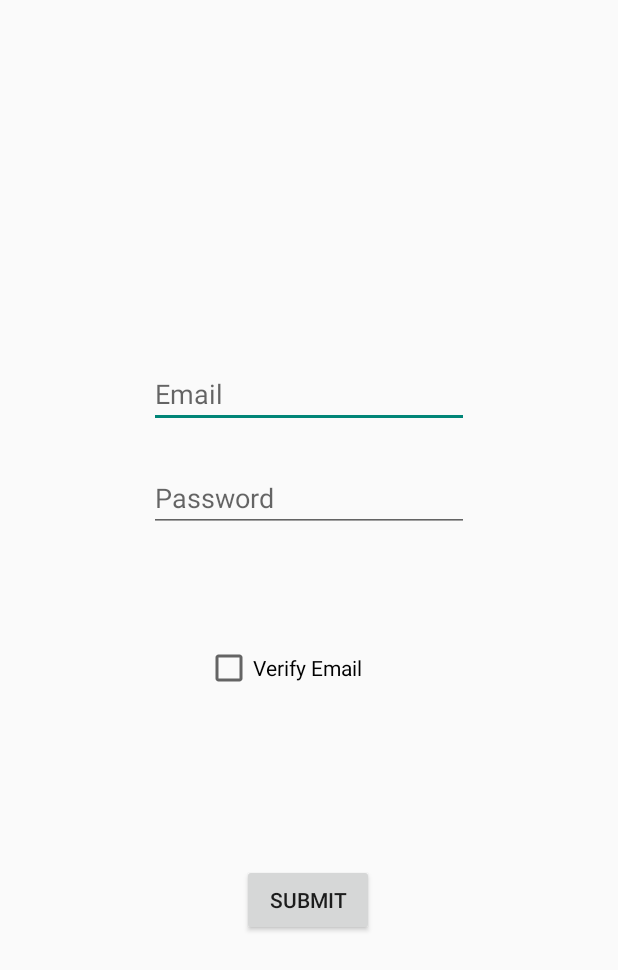
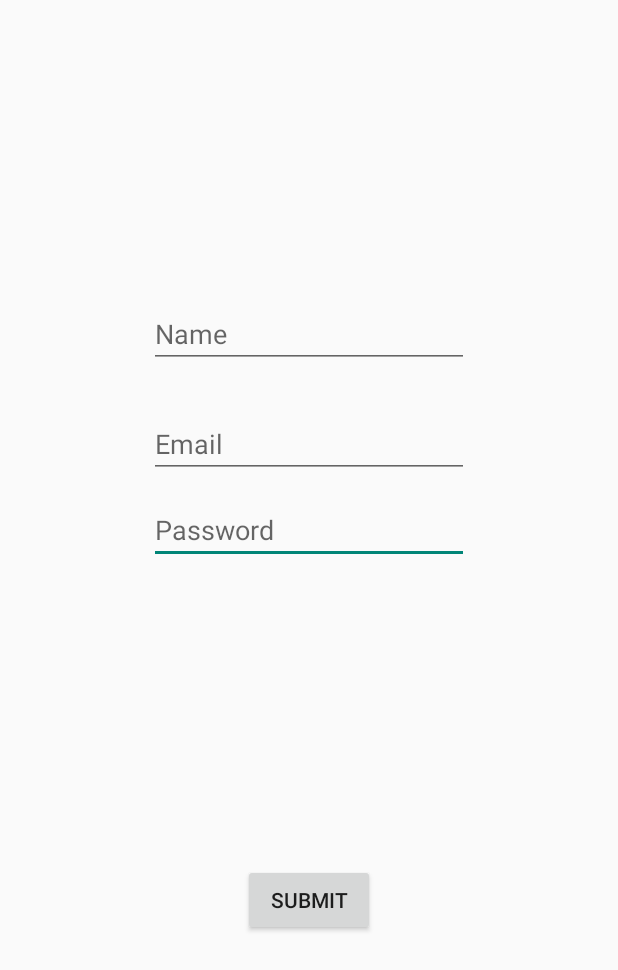
Before and after one commit to ajinkya48765/Book-It, an Android app: the signup_auth screen opened directly, with no data from a screen before it, on a phone screen of 412 x 824 dp. Shown: the top 970 px of the screen. Run offline under Robolectric (Android 15) with nearby library versions, the phone set to English and light mode, and no system bars; our stand-ins replace Firebase (no records; nobody signed in at launch, a user with empty details on screens opened directly).

Commit message:
Forwarded to gayatri

```diff
--- a/app/build.gradle
+++ b/app/build.gradle
@@ -28,6 +28,8 @@ dependencies {
     implementation 'androidx.annotation:annotation:1.1.0'
     implementation 'androidx.constraintlayout:constraintlayout:1.1.3'
     implementation 'androidx.lifecycle:lifecycle-extensions:2.1.0'
+    implementation 'com.google.firebase:firebase-database:19.2.0'
+
     implementation 'com.google.firebase:firebase-database:16.0.4'
     testImplementation 'junit:junit:4.12'
     androidTestImplementation 'androidx.test.ext:junit:1.1.1'
--- a/app/src/main/AndroidManifest.xml
+++ b/app/src/main/AndroidManifest.xml
@@ -18,9 +18,6 @@
         <activity
             android:name=".signup_auth"
             android:theme="@style/Theme.AppCompat.Light.NoActionBar" />
-        <activity
-            android:name=".sign_up"
-            android:theme="@style/Theme.AppCompat.Light.NoActionBar" />
         <activity android:name=".sell_purchase" />
         <activity android:name=".MainActivity" />
         <activity
--- a/app/src/main/java/com/example/books/signup_auth.java
+++ b/app/src/main/java/com/example/books/signup_auth.java
@@ -4,6 +4,7 @@ import androidx.annotation.NonNull;
 import androidx.appcompat.app.AppCompatActivity;
 
 import android.app.ProgressDialog;
+import android.content.Intent;
 import android.os.Bundle;
 import android.util.Patterns;
 import android.view.View;
@@ -35,16 +36,13 @@ public class signup_auth extends AppCompatActivity {
         email=findViewById(R.id.auth_email);
         pass=findViewById(R.id.auth_pass);
         submit=findViewById(R.id.auth_submit);
-        verify=findViewById(R.id.verify);
+        //verify=findViewById(R.id.verify);
         progressDialog=new ProgressDialog(this);
         firebaseAuth=FirebaseAuth.getInstance();
         user=firebaseAuth.getCurrentUser();
     }
 
     public void submit(View view) {
-
-
-
 
         registerUser();
     }
@@ -87,6 +85,9 @@ public class signup_auth extends AppCompatActivity {
                     {
                         Toast.makeText(getApplicationContext(),"You have Registered Successfully",Toast.LENGTH_LONG).show();
                         progressDialog.cancel();
+                        Intent intent=new Intent(signup_auth.this, MainActivity.class);
+                        intent.addFlags(intent.FLAG_ACTIVITY_CLEAR_TOP);
+                        startActivity(intent);
                     }
                     else
                     {
@@ -95,6 +96,8 @@ public class signup_auth extends AppCompatActivity {
                     }
                 }
             });
+
+
 
     }
 
--- a/app/src/main/res/layout/activity_main.xml
+++ b/app/src/main/res/layout/activity_main.xml
@@ -13,8 +13,8 @@
         android:layout_height="wrap_content"
         android:layout_marginBottom="12dp"
         android:ems="10"
-        android:hint="Name"
-        android:inputType="textPersonName"
+        android:hint="Email"
+        android:inputType="textEmailAddress"
         app:layout_constraintBottom_toTopOf="@+id/et_pass"
         app:layout_constraintEnd_toEndOf="parent"
         app:layout_constraintStart_toStartOf="parent"
--- a/app/src/main/res/layout/activity_signup_auth.xml
+++ b/app/src/main/res/layout/activity_signup_auth.xml
@@ -6,23 +6,22 @@
     android:layout_height="match_parent"
     tools:context=".signup_auth">
 
-    <EditText
-        android:id="@+id/auth_email"
+    <Button
+        android:id="@+id/auth_submit"
         android:layout_width="wrap_content"
         android:layout_height="wrap_content"
-        android:layout_marginTop="240dp"
-        android:ems="10"
-        android:hint="Email"
-        android:inputType="textEmailAddress"
+        android:onClick="submit"
+        android:text="SUBMIT"
+        app:layout_constraintBottom_toBottomOf="parent"
         app:layout_constraintEnd_toEndOf="parent"
         app:layout_constraintStart_toStartOf="parent"
-        app:layout_constraintTop_toTopOf="parent" />
+        app:layout_constraintTop_toBottomOf="@+id/auth_pass" />
 
     <EditText
         android:id="@+id/auth_pass"
         android:layout_width="wrap_content"
         android:layout_height="wrap_content"
-        android:layout_marginTop="24dp"
+        android:layout_marginTop="12dp"
         android:ems="10"
         android:hint="Password"
         android:inputType="textPassword"
@@ -30,28 +29,27 @@
         app:layout_constraintStart_toStartOf="parent"
         app:layout_constraintTop_toBottomOf="@+id/auth_email" />
 
-    <Button
-        android:id="@+id/auth_submit"
+    <EditText
+        android:id="@+id/auth_email"
         android:layout_width="wrap_content"
         android:layout_height="wrap_content"
-        android:layout_marginBottom="200dp"
-        android:onClick="submit"
-        android:text="SUBMIT"
-        app:layout_constraintBottom_toBottomOf="parent"
+        android:layout_marginTop="28dp"
+        android:ems="10"
+        android:hint="Email"
+        android:inputType="textEmailAddress"
         app:layout_constraintEnd_toEndOf="parent"
-        app:layout_constraintHorizontal_bias="0.498"
-        app:layout_constraintStart_toStartOf="parent" />
+        app:layout_constraintStart_toStartOf="parent"
+        app:layout_constraintTop_toBottomOf="@+id/editText" />
 
-    <CheckBox
-        android:id="@+id/verify"
-        android:layout_width="138dp"
-        android:layout_height="37dp"
-        android:text="Verify Email"
-        app:layout_constraintBottom_toTopOf="@+id/auth_submit"
+    <EditText
+        android:id="@+id/editText"
+        android:layout_width="wrap_content"
+        android:layout_height="wrap_content"
+        android:layout_marginTop="200dp"
+        android:ems="10"
+        android:hint="Name"
+        android:inputType="textPersonName"
         app:layout_constraintEnd_toEndOf="parent"
-        app:layout_constraintHorizontal_bias="0.498"
         app:layout_constraintStart_toStartOf="parent"
-        app:layout_constraintTop_toBottomOf="@+id/auth_pass"
-        app:layout_constraintVertical_bias="0.391"
-        android:onClick="verify"/>
+        app:layout_constraintTop_toTopOf="parent" />
 </androidx.constraintlayout.widget.ConstraintLayout>
```
Also changed, not shown: app/src/main/java/com/example/books/sign_up.java (deleted, +0 -99 lines), app/src/main/res/layout/activity_sign_up.xml (deleted, +0 -109 lines).
